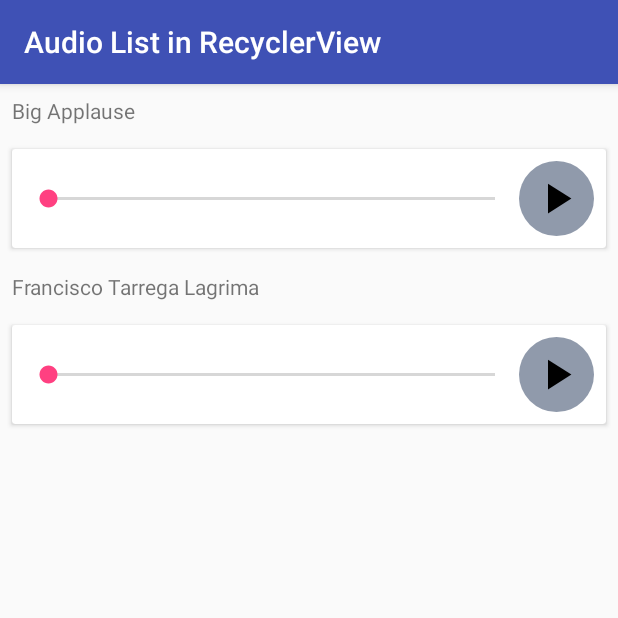
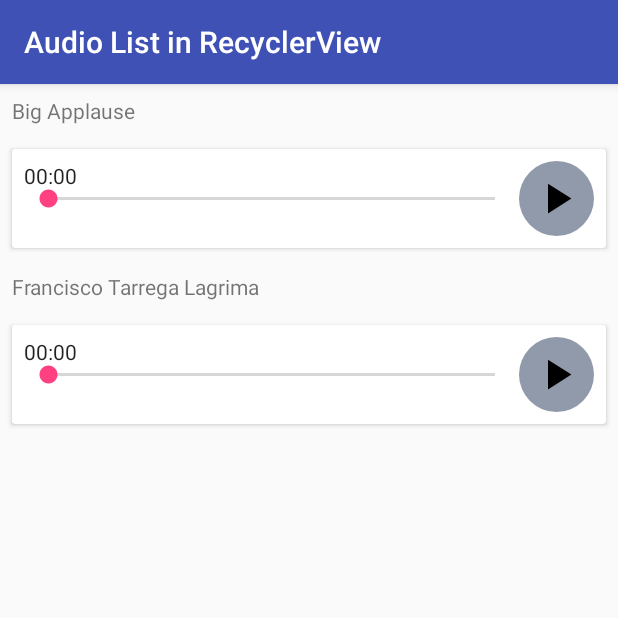
Before and after one commit to rygelouv/android-audio-sensei, an Android app: the ListAudioActivity screen opened directly, with no data from a screen before it, on a phone screen of 412 x 824 dp, the top half of it. Run offline under Robolectric (Android 15) with nearby library versions, the phone set to English and light mode, and no system bars.

Commit message:
cancel audio recording, added duration and chronometer in playerView

```diff
--- a/app/src/main/AndroidManifest.xml
+++ b/app/src/main/AndroidManifest.xml
@@ -14,13 +14,13 @@
         android:supportsRtl="true"
         android:theme="@style/AppTheme">
         <activity android:name=".MainActivity">
-
-        </activity>
-        <activity android:name=".PlayerActivity">
             <intent-filter>
                 <action android:name="android.intent.action.MAIN" />
                 <category android:name="android.intent.category.LAUNCHER" />
             </intent-filter>
+        </activity>
+        <activity android:name=".PlayerActivity">
+
         </activity>
         <activity android:name=".ListAudioActivity">
 
--- a/audiosensei/src/main/java/com/rygelouv/audiosensei/player/AudioSenseiPlayerView.java
+++ b/audiosensei/src/main/java/com/rygelouv/audiosensei/player/AudioSenseiPlayerView.java
@@ -11,9 +11,9 @@ import android.util.AttributeSet;
 import android.util.Log;
 import android.util.SparseArray;
 import android.view.View;
-import android.widget.ImageButton;
 import android.widget.RelativeLayout;
 import android.widget.SeekBar;
+import android.widget.TextView;
 
 import com.rygelouv.audiosensei.R;
 
@@ -42,6 +42,8 @@ public class AudioSenseiPlayerView extends RelativeLayout
     private SeekBar mSeekbarAudio;
     private View mPlayButton;
     private View mPauseButton;
+    private PausableChronometer mCurentDuration;
+    private TextView mDuration;
     private PlayerAdapter mPlayerAdapter;
     private boolean mUserIsSeeking = false;
     private AudioTarget mTarget;
@@ -133,6 +135,9 @@ public class AudioSenseiPlayerView extends RelativeLayout
     }
 
 
+    /**
+     * We only load the media file whe the play button is clicked the first time
+     */
     void init(Context context)
     {
         Log.i(TAG, "Init AudioPlayerSensei");
@@ -140,6 +145,8 @@ public class AudioSenseiPlayerView extends RelativeLayout
         mPlayButton = findViewById(R.id.button_play);
         mPauseButton = findViewById(R.id.button_pause);
         mSeekbarAudio = findViewById(R.id.seekbar_audio);
+        mCurentDuration = findViewById(R.id.current_duration);
+        mDuration = findViewById(R.id.total_duration);
 
         mPauseButton.setOnClickListener(
                 new View.OnClickListener() {
@@ -217,6 +224,7 @@ public class AudioSenseiPlayerView extends RelativeLayout
     {
         mPlayButton.setVisibility(VISIBLE);
         mPauseButton.setVisibility(GONE);
+        mCurentDuration.reset();
     }
 
     public void stop()
@@ -225,6 +233,7 @@ public class AudioSenseiPlayerView extends RelativeLayout
         {
             mPlayerAdapter.reset(false);
             mPlayerAdapter.release();
+            mCurentDuration.reset();
         }
     }
 
@@ -234,6 +243,8 @@ public class AudioSenseiPlayerView extends RelativeLayout
         public void onDurationChanged(int duration) {
             mSeekbarAudio.setMax(duration);
             Log.d(TAG, String.format("setPlaybackDuration: setMax(%d)", duration));
+            if (mDuration != null)
+                mDuration.setText(PlayerUtils.getDurationFormated(duration));
         }
 
         @Override
@@ -260,6 +271,14 @@ public class AudioSenseiPlayerView extends RelativeLayout
                 mPlayButton.setVisibility(VISIBLE);
                 mPauseButton.setVisibility(GONE);
             }
+            else if (state == State.PLAYING)
+            {
+                mCurentDuration.start();
+            }
+            else if (state == State.PAUSED)
+            {
+                mCurentDuration.stop();
+            }
         }
 
         @Override
--- a/audiosensei/src/main/res/layout/default_audio_senei_player_view.xml
+++ b/audiosensei/src/main/res/layout/default_audio_senei_player_view.xml
@@ -1,5 +1,5 @@
 <?xml version="1.0" encoding="utf-8"?>
-<merge>
+<merge xmlns:android="http://schemas.android.com/apk/res/android">
     <android.support.v7.widget.CardView
         xmlns:android="http://schemas.android.com/apk/res/android"
         xmlns:app="http://schemas.android.com/apk/res-auto"
@@ -14,6 +14,21 @@
             android:layout_height="wrap_content"
             android:padding="8dp"
             >
+
+            <com.rygelouv.audiosensei.player.PausableChronometer
+                android:layout_width="wrap_content"
+                android:layout_height="wrap_content"
+                android:id="@+id/current_duration"
+                />
+
+            <TextView
+                android:layout_width="wrap_content"
+                android:layout_height="wrap_content"
+                android:id="@+id/total_duration"
+                android:layout_toLeftOf="@id/buttons_frame"
+                android:layout_toStartOf="@id/buttons_frame"
+                android:layout_marginRight="16dp"
+                android:layout_marginEnd="16dp" />
 
             <SeekBar
                 android:id="@+id/seekbar_audio"
```
Also changed, not shown: app/src/main/java/com/rygelouv/androidaudiosensei/MainActivity.java (+17 -1 lines), app/src/main/res/layout/activity_main.xml (+16 -3 lines), audiosensei/src/main/java/com/rygelouv/audiosensei/AudioSensei.java (+42 -24 lines), audiosensei/src/main/java/com/rygelouv/audiosensei/RecorderUtils.java (added, +20 -0 lines), audiosensei/src/main/java/com/rygelouv/audiosensei/player/PausableChronometer.java (added, +59 -0 lines), audiosensei/src/main/java/com/rygelouv/audiosensei/player/PlayerUtils.java (added, +20 -0 lines), 1 other file.
